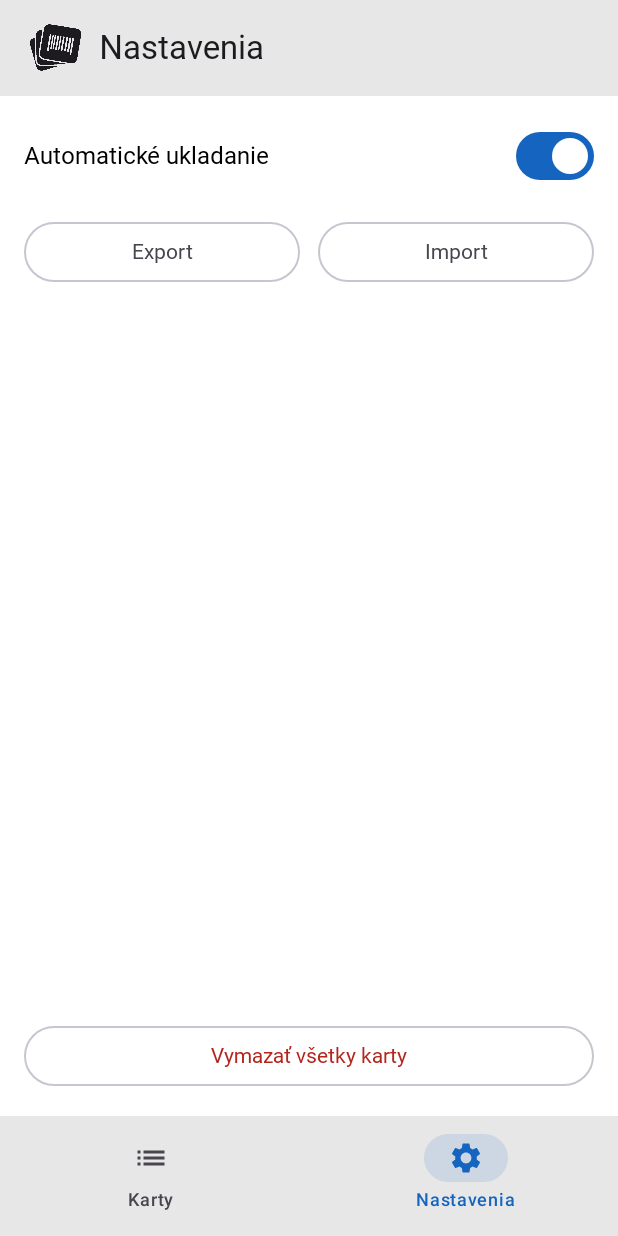
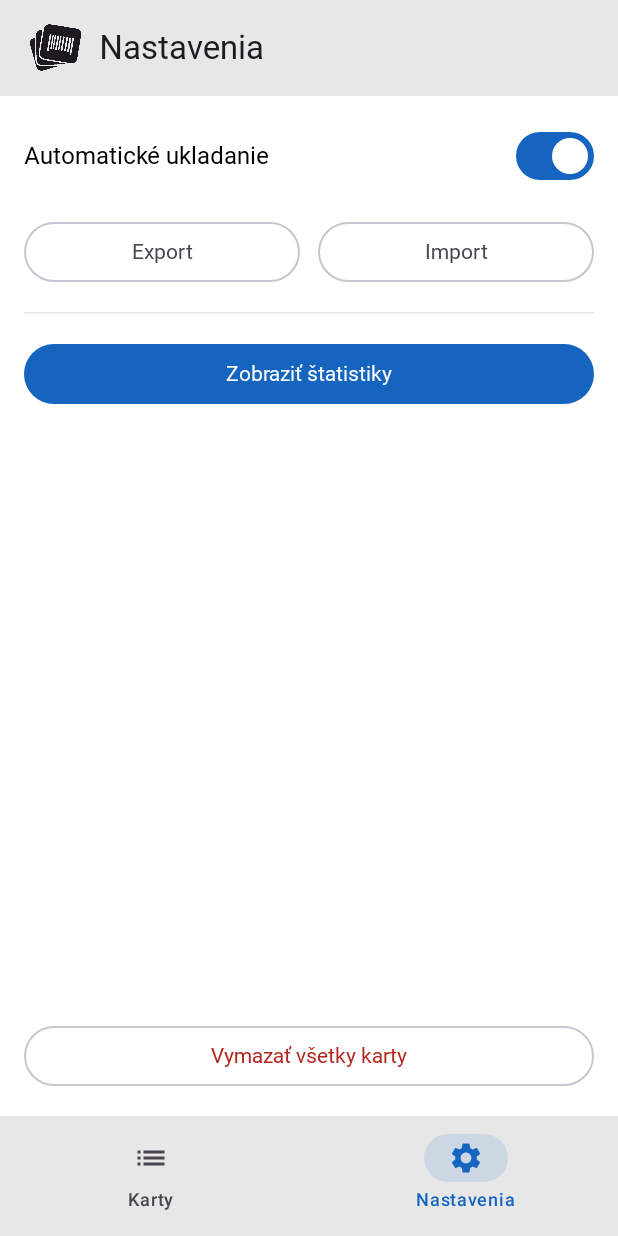
Before and after one commit to dubovecFilip/mojeKarty, an Android app built with Jetpack Compose: the SettingsScreen screen opened through its navigation route, on a phone screen of 412 x 824 dp. Run offline under Robolectric (Android 15) with nearby library versions, the phone set to English and light mode, and no system bars; Roboto replaces fonts that are not available here.

Commit message:
Implementácia obrazovky štatistík a vylepšenie klikacieho systému
- pridaná nová obrazovka „Štatistiky“ s prehľadom kariet, dátumom vytvorenia a počtom kliknutí
- štatistiky sú zoradené podľa počtu použití (od najpoužívanejších kariet)
- použitý nový komponent HorizontalDivider namiesto Divider
- drobné opravy nesprávnych importov a zobrazenia (unresolved references)

```diff
--- a/app/src/main/java/com/example/mojekarty/model/Card.kt
+++ b/app/src/main/java/com/example/mojekarty/model/Card.kt
@@ -6,5 +6,6 @@ data class Card(
     val cardNumber: String,
     val holderName: String? = null,
     val color: String,
-    val usedCount: Int = 0
+    val usedCount: Int = 0,
+    val createdAt: Long = System.currentTimeMillis()
 )
--- a/app/src/main/java/com/example/mojekarty/ui/screens/AddCard.kt
+++ b/app/src/main/java/com/example/mojekarty/ui/screens/AddCard.kt
@@ -15,6 +15,7 @@ import com.github.skydoves.colorpicker.compose.*
 import androidx.core.graphics.toColorInt
 import com.example.mojekarty.ui.components.LoyaltyCardItem
 
+@OptIn(ExperimentalMaterial3Api::class)
 @Composable
 fun AddCardScreen(
     onSave: (Card) -> Unit,
@@ -117,7 +118,9 @@ fun AddCardScreen(
                         companyName = company,
                         cardNumber = number,
                         holderName = holder.ifBlank { null },
-                        color = hexColor
+                        color = hexColor,
+                        usedCount = initialCard?.usedCount ?: 0,
+                        createdAt = initialCard?.createdAt ?: System.currentTimeMillis()
                     )
                     onSave(newCard)
                 },
--- a/app/src/main/java/com/example/mojekarty/ui/screens/MainScreen.kt
+++ b/app/src/main/java/com/example/mojekarty/ui/screens/MainScreen.kt
@@ -70,6 +70,7 @@ fun MainScreen(
                                 "settings" -> "Nastavenia"
                                 "add" -> "Pridať kartu"
                                 "edit" -> "Upraviť kartu"
+                                "stats" -> "Štatistiky kariet"
                                 else -> "mojeKarty"
                             }
                         )
@@ -242,6 +243,10 @@ fun MainScreen(
                 }
             }
 
+            composable("stats") {
+                StatsScreen(cards = cards, clickCounts = cards.associate { it.id to it.usedCount })
+            }
+
         }
     }
 }
--- a/app/src/main/java/com/example/mojekarty/ui/screens/SettingsScreen.kt
+++ b/app/src/main/java/com/example/mojekarty/ui/screens/SettingsScreen.kt
@@ -77,7 +77,7 @@ fun SettingsScreen(
 
             Spacer(modifier = Modifier.height(8.dp))
 
-            Divider(
+            HorizontalDivider(
                 color = MaterialTheme.colorScheme.onSurface.copy(alpha = 0.1f),
                 thickness = 1.dp
             )
@@ -95,6 +95,18 @@ fun SettingsScreen(
             OutlinedButton(onClick = import, modifier = Modifier.weight(1f)) {
                 Text("Import")
             }
+        }
+
+        HorizontalDivider(
+            color = MaterialTheme.colorScheme.onSurface.copy(alpha = 0.1f),
+            thickness = 1.dp
+        )
+
+        Button(
+            onClick = { navController.navigate("stats") },
+            modifier = Modifier.fillMaxWidth()
+        ) {
+            Text("Zobraziť štatistiky")
         }
 
         Spacer(modifier = Modifier.weight(1f))
```
Also changed, not shown: app/src/main/java/com/example/mojekarty/ui/screens/StatsScreen.kt (added, +59 -0 lines).
